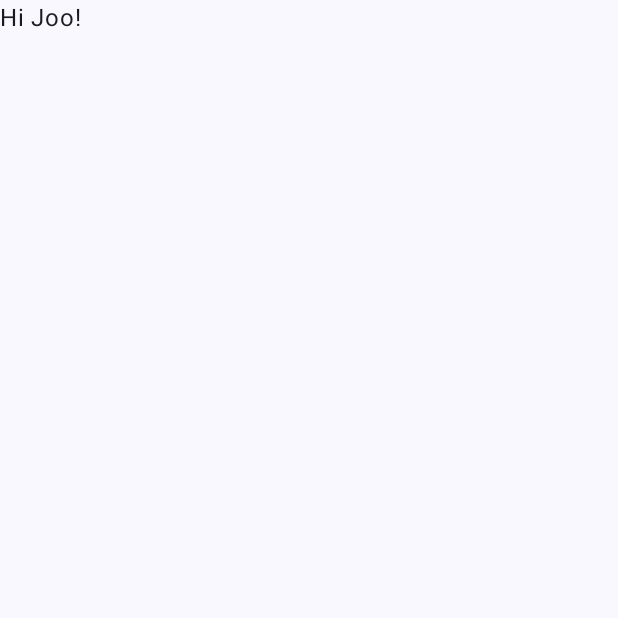
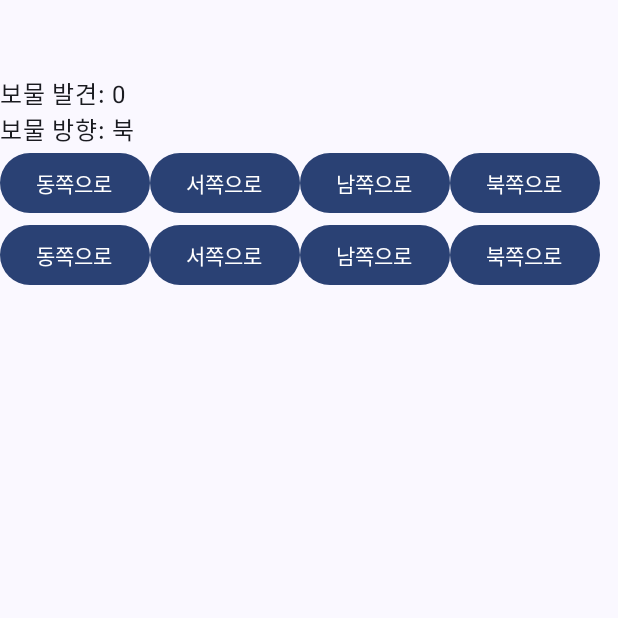
Before and after one commit to Space-Belt/KotlinPractice, an Android app built with Jetpack Compose: the screen it shows after launch (MainActivity), on a phone screen of 412 x 824 dp, the top half of it. Before the commit the part shown is almost empty. Run offline under Robolectric (Android 15) with nearby library versions, the phone set to English and light mode, and no system bars.

Commit message:
feat: 상태값, 토스트, 반복문, 함수 활용 간단 보물찾기게임

```diff
--- a/app/src/main/java/com/example/firstkotlinpracticeapp/MainActivity.kt
+++ b/app/src/main/java/com/example/firstkotlinpracticeapp/MainActivity.kt
@@ -1,17 +1,27 @@
 package com.example.firstkotlinpracticeapp
 
 import android.os.Bundle
+import android.widget.Toast
 import androidx.activity.ComponentActivity
 import androidx.activity.compose.setContent
 import androidx.activity.enableEdgeToEdge
+import androidx.compose.foundation.layout.Column
+import androidx.compose.foundation.layout.Row
 import androidx.compose.foundation.layout.fillMaxSize
+import androidx.compose.foundation.layout.fillMaxWidth
 import androidx.compose.foundation.layout.padding
+import androidx.compose.material3.Button
 import androidx.compose.material3.Scaffold
 import androidx.compose.material3.Text
 import androidx.compose.runtime.Composable
+import androidx.compose.runtime.mutableStateOf
+import androidx.compose.runtime.remember
 import androidx.compose.ui.Modifier
+import androidx.compose.ui.platform.LocalContext
 import androidx.compose.ui.tooling.preview.Preview
+import androidx.compose.ui.unit.dp
 import com.example.firstkotlinpracticeapp.ui.theme.FirstKotlinPracticeAppTheme
+import kotlin.random.Random
 
 class MainActivity : ComponentActivity() {
     override fun onCreate(savedInstanceState: Bundle?) {
@@ -20,28 +30,89 @@ class MainActivity : ComponentActivity() {
         setContent {
             FirstKotlinPracticeAppTheme {
                 Scaffold(modifier = Modifier.fillMaxSize()) { innerPadding ->
-                    Greeting(
-                        name = "Joo",
-                        modifier = Modifier.padding(innerPadding)
-                    )
-                }
+                    CaptainGame()
                 }
             }
         }
     }
 
     @Composable
-fun Greeting(name: String, modifier: Modifier = Modifier) {
-    Text(
-        text = "Hi $name!",
-        modifier = modifier
-    )
+    fun CaptainGame() {
+        val directions = listOf("동", "서", "남", "북")
+        val treasuresFound = remember { mutableStateOf(0) }
+        val direction = remember { mutableStateOf("북") }
+        val toastMessage = remember {mutableStateOf("")}
+
+        val stormOrTreasure = remember { mutableStateOf("") }
+
+        val context = LocalContext.current
+
+        fun showToast(dir: String) {
+            direction.value = dir
+            if(Random.nextBoolean()) {
+                treasuresFound.value += 1
+                toastMessage.value = ""
+            } else {
+                toastMessage.value = "못"
+                stormOrTreasure.value = "폭풍이다!!"
+            }
+            Toast.makeText(context, "${direction.value}쪽에서 보물을 ${toastMessage.value}찾았습니다", Toast.LENGTH_SHORT).show()
         }
 
-@Preview(showBackground = true)
         @Composable
-fun GreetingPreview() {
-    FirstKotlinPracticeAppTheme {
-        Greeting("Android")
+        fun DirectionButton(direction: String) {
+            Button(
+                onClick = {
+                    showToast(direction)
+                },
+
+            ) {
+                Text("${direction}쪽으로")
             }
         }
+
+        @Composable
+        fun DirectionButtons() { // 방향 리스트
+
+            Row(modifier = Modifier.fillMaxWidth()) {
+                directions.forEach { direction ->
+                    DirectionButton(direction)  // 공통 버튼 컴포저블
+                }
+            }
+        }
+
+        Column(modifier = Modifier.padding(top = 50.dp)) {
+            Text(text = "보물 발견: ${treasuresFound.value}")
+            Text(text = "보물 방향: ${direction.value}")
+            Row {
+                Button(onClick = {
+                    showToast("동")
+                }){
+                    Text("동쪽으로")
+                }
+                Button(onClick = {
+                    showToast("서")
+                }){
+                    Text("서쪽으로")
+                }
+                Button(onClick = {
+                    showToast("남")
+                }){
+                    Text("남쪽으로")
+                }
+                Button(onClick = {
+                    showToast("북")
+                }){
+                    Text("북쪽으로")
+                }
+            }
+            Row {
+                DirectionButtons()
+
+            }
+            Text(text = stormOrTreasure.value)
+        }
+    }
+
+
+}
```
Lines whose indentation alone changed are shown as unchanged.
